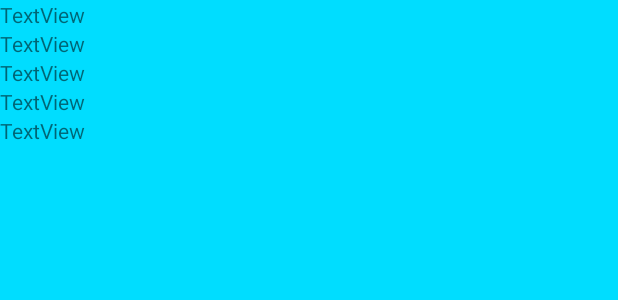
After one commit to sergioarranz/PMDM_Actividad3, an Android app: the layout celda_coche_layout.xml on its own in the app's theme, with its tools: preview values and no code run, on a phone screen of 412 x 824 dp. The commit adds this screen. Shown: the top 300 px of the screen. Run offline under Robolectric (Android 15) with nearby library versions, the phone set to English and light mode, and no system bars.

Commit message:
Cells Coches

```diff
--- /dev/null
+++ b/app/src/main/res/layout/celda_coche_layout.xml
@@ -0,0 +1,37 @@
+<?xml version="1.0" encoding="utf-8"?>
+<LinearLayout xmlns:android="http://schemas.android.com/apk/res/android"
+    android:layout_width="match_parent"
+    android:layout_height="match_parent"
+    android:background="@android:color/holo_blue_bright"
+    android:orientation="vertical">
+
+    <TextView
+        android:id="@+id/tvfabricado"
+        android:layout_width="match_parent"
+        android:layout_height="wrap_content"
+        android:text="TextView" />
+
+    <TextView
+        android:id="@+id/tvmarca"
+        android:layout_width="match_parent"
+        android:layout_height="wrap_content"
+        android:text="TextView" />
+
+    <TextView
+        android:id="@+id/tvnombre"
+        android:layout_width="match_parent"
+        android:layout_height="wrap_content"
+        android:text="TextView" />
+
+    <TextView
+        android:id="@+id/tvlat"
+        android:layout_width="match_parent"
+        android:layout_height="wrap_content"
+        android:text="TextView" />
+
+    <TextView
+        android:id="@+id/tvlon"
+        android:layout_width="match_parent"
+        android:layout_height="wrap_content"
+        android:text="TextView" />
+</LinearLayout>
--- a/milib/src/main/res/layout/fragment_messages_list.xml
+++ b/milib/src/main/res/layout/fragment_messages_list.xml
@@ -2,7 +2,7 @@
     xmlns:tools="http://schemas.android.com/tools"
     android:layout_width="match_parent"
     android:layout_height="match_parent"
-    tools:context="fragments.MessagesListFragment">
+    tools:context="fragments.ListaFragment">
 
     <!-- TODO: Update blank fragment layout -->
 
```
Also changed, not shown: app/src/main/java/com/utad/sergio/pmdmactividad2/FBObjects/FBCoches.java (added, +26 -0 lines), app/src/main/java/com/utad/sergio/pmdmactividad2/SecondActivity.java (+22 -17 lines), app/src/main/java/com/utad/sergio/pmdmactividad2/adapters/ListaCochesAdapter.java (added, +66 -0 lines), app/src/main/res/layout/activity_second.xml (+16 -1 lines), milib/src/main/java/fragments/ListaFragment.java (added, +52 -0 lines), milib/src/main/java/fragments/MessagesListFragment.java (deleted, +0 -52 lines), 11 other files.
